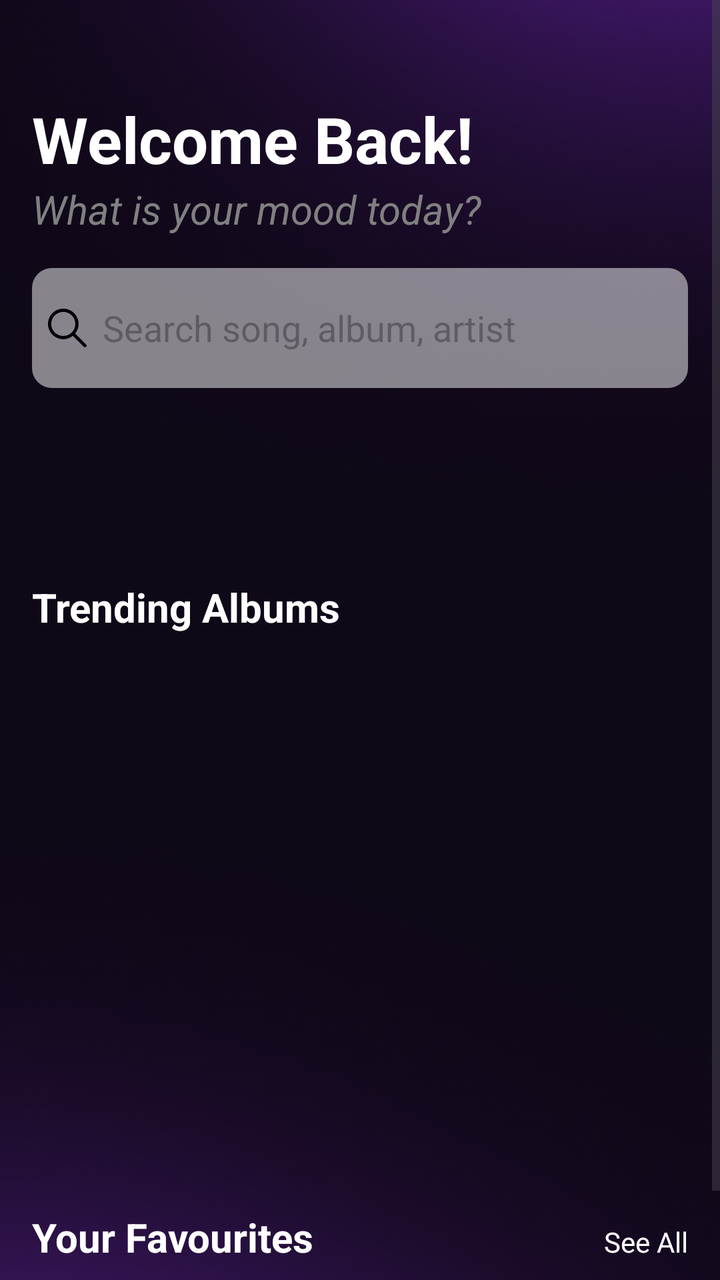
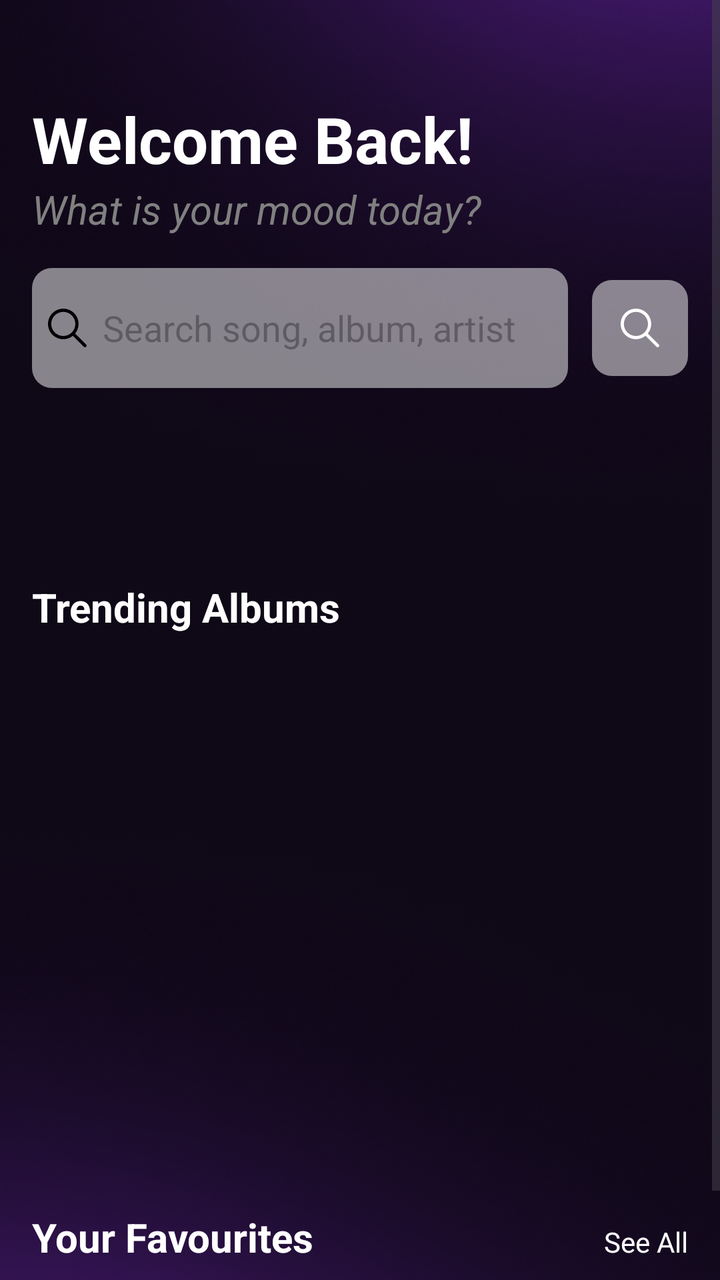

Screens rendered from an Android XML layout before and after an edit, with the pre-edit source and the edit as a unified diff.
<!-- AndroidManifest.xml: application theme Theme.AuraTune -->
<!-- res/layout/activity_menu_player.xml -->
<?xml version="1.0" encoding="utf-8"?>
<androidx.constraintlayout.widget.ConstraintLayout xmlns:android="http://schemas.android.com/apk/res/android"
    xmlns:app="http://schemas.android.com/apk/res-auto"
    xmlns:tools="http://schemas.android.com/tools"
    android:layout_width="match_parent"
    android:layout_height="match_parent">

    <ImageView
        android:id="@+id/imageView14"
        android:layout_width="431dp"
        android:layout_height="929dp"
        app:layout_constraintBottom_toBottomOf="parent"
        app:layout_constraintEnd_toEndOf="parent"
        app:layout_constraintStart_toStartOf="parent"
        app:layout_constraintTop_toTopOf="parent"
        app:srcCompat="@drawable/pur" />

    <ScrollView
        android:layout_width="match_parent"
        android:layout_height="match_parent"
        app:layout_constraintBottom_toBottomOf="parent"
        app:layout_constraintEnd_toEndOf="parent"
        app:layout_constraintStart_toStartOf="parent"
        app:layout_constraintTop_toTopOf="parent">

        <LinearLayout
            android:layout_width="match_parent"
            android:layout_height="wrap_content"
            android:layout_marginTop="48dp"
            android:layout_marginHorizontal="16dp"
            android:orientation="vertical">

            <TextView
                android:id="@+id/textView11"
                android:layout_width="match_parent"
                android:layout_height="wrap_content"
                android:textColor="@color/white"
                android:textSize="32dp"
                android:textStyle="bold"
                android:text="Welcome Back!" />

            <TextView
                android:id="@+id/textView12"
                android:layout_width="match_parent"
                android:layout_height="wrap_content"
                android:textColor="@color/grey"
                android:textSize="20dp"
                android:textStyle="italic"
                android:text="What is your mood today?" />

            <LinearLayout
                android:layout_width="match_parent"
                android:layout_height="wrap_content"
                android:layout_marginTop="16dp"
                android:orientation="horizontal">

                <EditText
                    android:id="@+id/editTextText2"
                    android:layout_width="wrap_content"
                    android:layout_height="60dp"
                    android:layout_weight="1"
                    android:background="@drawable/edit_text_bg"
                    android:drawableStart="@drawable/search_icon"
                    android:drawablePadding="8dp"
                    android:ems="10"
                    android:hint="Search song, album, artist"
                    android:inputType="text"
                    android:padding="8dp" />
            </LinearLayout>

            <androidx.constraintlayout.widget.ConstraintLayout
                android:layout_width="match_parent"
                android:layout_height="wrap_content"
                android:layout_marginTop="16dp">

                <androidx.recyclerview.widget.RecyclerView
                    android:id="@+id/categoryView"
                    android:layout_width="match_parent"
                    android:layout_height="wrap_content"
                    android:layout_marginTop="8dp"
                    android:clipToPadding="false"
                    android:paddingHorizontal="0dp"
                    app:layout_constraintBottom_toBottomOf="parent"
                    app:layout_constraintEnd_toEndOf="parent"
                    app:layout_constraintStart_toStartOf="parent"
                    app:layout_constraintTop_toTopOf="parent">

                </androidx.recyclerview.widget.RecyclerView>

                <ProgressBar
                    android:id="@+id/progressBarCategory"
                    style="?android:attr/progressBarStyle"
                    android:layout_width="wrap_content"
                    android:layout_height="wrap_content"
                    app:layout_constraintBottom_toBottomOf="@+id/categoryView"
                    app:layout_constraintEnd_toEndOf="@+id/categoryView"
                    app:layout_constraintStart_toStartOf="parent"
                    app:layout_constraintTop_toTopOf="@+id/categoryView" />
            </androidx.constraintlayout.widget.ConstraintLayout>

            <LinearLayout
                android:layout_width="match_parent"
                android:layout_height="wrap_content"
                android:layout_marginTop="24dp"
                android:layout_marginHorizontal="0dp"
                android:orientation="horizontal">

                <TextView
                    android:id="@+id/textView5"
                    android:layout_width="wrap_content"
                    android:layout_height="wrap_content"
                    android:layout_weight="1"
                    android:text="Trending Albums"
                    android:textColor="@color/white"
                    android:textSize="20sp"
                    android:textStyle="bold" />

            </LinearLayout>

            <androidx.constraintlayout.widget.ConstraintLayout
                android:layout_width="match_parent"
                android:layout_height="240dp"
                android:layout_marginTop="24dp">

                <androidx.viewpager2.widget.ViewPager2
                    android:id="@+id/viewPagerBanner"
                    android:layout_width="match_parent"
                    android:layout_height="match_parent"
                    android:paddingStart="24dp"
                    android:paddingEnd="24dp" />

                <ProgressBar
                    android:id="@+id/progressBarBanner"
                    style="?android:attr/progressBarStyle"
                    android:layout_width="wrap_content"
                    android:layout_height="wrap_content"
                    app:layout_constraintBottom_toBottomOf="parent"
                    app:layout_constraintEnd_toEndOf="parent"
                    app:layout_constraintStart_toStartOf="parent"
                    app:layout_constraintTop_toTopOf="parent" />

            </androidx.constraintlayout.widget.ConstraintLayout>

            <LinearLayout
                android:layout_width="match_parent"
                android:layout_height="wrap_content"
                android:layout_marginHorizontal="0dp"
                android:layout_marginTop="24dp"
                android:orientation="horizontal">

                <TextView
                    android:id="@+id/textView6"
                    android:layout_width="wrap_content"
                    android:layout_height="wrap_content"
                    android:layout_weight="1"
                    android:text="Your Favourites"
                    android:textColor="@color/white"
                    android:textSize="20sp"
                    android:textStyle="bold" />

                <TextView
                    android:id="@+id/textView9"
                    android:layout_width="wrap_content"
                    android:layout_height="wrap_content"
                    android:text="See All"
                    android:textColor="@color/white" />
            </LinearLayout>

            <androidx.constraintlayout.widget.ConstraintLayout
                android:layout_width="match_parent"
                android:layout_height="wrap_content"
                android:layout_marginTop="8dp">

                <androidx.recyclerview.widget.RecyclerView
                    android:id="@+id/favoriteView"
                    android:layout_width="0dp"
                    android:layout_height="wrap_content"
                    android:nestedScrollingEnabled="false"
                    android:padding="0dp"
                    app:layout_constraintEnd_toEndOf="parent"
                    app:layout_constraintStart_toStartOf="parent"
                    app:layout_constraintTop_toTopOf="parent" />

                <TextView
                    android:id="@+id/textEmptyFavorite"
                    android:layout_width="0dp"
                    android:layout_height="wrap_content"
                    android:gravity="center"
                    android:text="@string/no_music_message"
                    android:textColor="@color/white"
                    android:textSize="16sp"
                    android:visibility="gone"
                    app:layout_constraintBottom_toBottomOf="parent"
                    app:layout_constraintEnd_toEndOf="parent"
                    app:layout_constraintStart_toStartOf="parent"
                    app:layout_constraintTop_toBottomOf="@id/favoriteView" />

                <ProgressBar
                    android:id="@+id/progressBarFavorite"
                    style="?android:attr/progressBarStyle"
                    android:layout_width="wrap_content"
                    android:layout_height="wrap_content"
                    app:layout_constraintBottom_toBottomOf="parent"
                    app:layout_constraintEnd_toEndOf="parent"
                    app:layout_constraintStart_toStartOf="parent"
                    app:layout_constraintTop_toTopOf="@+id/favoriteView" />

            </androidx.constraintlayout.widget.ConstraintLayout>

        </LinearLayout>
    </ScrollView>

</androidx.constraintlayout.widget.ConstraintLayout>
<!-- resources referenced by this layout -->
<resources>
  <color name="grey">#808080</color>
  <color name="white">#FFFFFFFF</color>
  <!-- drawable edit_text_bg (drawable) -->
  <?xml version="1.0" encoding="utf-8"?>
  <selector xmlns:android="http://schemas.android.com/apk/res/android">
      <item>
          <shape android:shape="rectangle">
              <solid android:color="#80ffffff"/>
              <corners android:radius="10dp"/>
          </shape>
      </item>
  </selector>
  <!-- drawable pur: png bitmap (drawable, 179896 bytes) -->
  <!-- drawable search_icon: png bitmap (drawable-hdpi, 589 bytes) -->
  <string name="no_music_message">No music found. Grant permission or add audio files to your device.</string>
  <style name="Theme.AuraTune" parent="Base.Theme.AuraTune" />
  <style name="Base.Theme.AuraTune" parent="Theme.Material3.DayNight.NoActionBar">
          
          
      </style>
</resources>

<!-- the commit's change to res/layout/activity_menu_player.xml (unified diff, before → after) -->
@@ -27,6 +27,7 @@
             android:layout_width="match_parent"
             android:layout_height="wrap_content"
             android:layout_marginTop="48dp"
+
             android:layout_marginHorizontal="16dp"
             android:orientation="vertical">
 
@@ -52,7 +53,8 @@
                 android:layout_width="match_parent"
                 android:layout_height="wrap_content"
                 android:layout_marginTop="16dp"
-                android:orientation="horizontal">
+                android:orientation="horizontal"
+                android:gravity="center_vertical">
 
                 <EditText
                     android:id="@+id/editTextText2"
@@ -66,6 +68,17 @@
                     android:hint="Search song, album, artist"
                     android:inputType="text"
                     android:padding="8dp" />
+
+                <ImageButton
+                    android:id="@+id/buttonSearchEnter"
+                    android:layout_width="48dp"
+                    android:layout_height="48dp"
+                    android:layout_marginStart="12dp"
+                    android:background="@drawable/edit_text_bg"
+                    android:padding="10dp"
+                    android:src="@drawable/search_icon"
+                    android:contentDescription="@string/search_button_description"
+                    app:tint="@color/white" />
             </LinearLayout>
 
             <androidx.constraintlayout.widget.ConstraintLayout
<!-- resource entries referenced after the edit -->
@@ -15,6 +15,7 @@
   <!-- drawable pur: png bitmap (drawable, 179896 bytes) -->
   <!-- drawable search_icon: png bitmap (drawable-hdpi, 589 bytes) -->
   <string name="no_music_message">No music found. Grant permission or add audio files to your device.</string>
+  <string name="search_button_description">Search library</string>
   <style name="Theme.AuraTune" parent="Base.Theme.AuraTune" />
   <style name="Base.Theme.AuraTune" parent="Theme.Material3.DayNight.NoActionBar">
           
